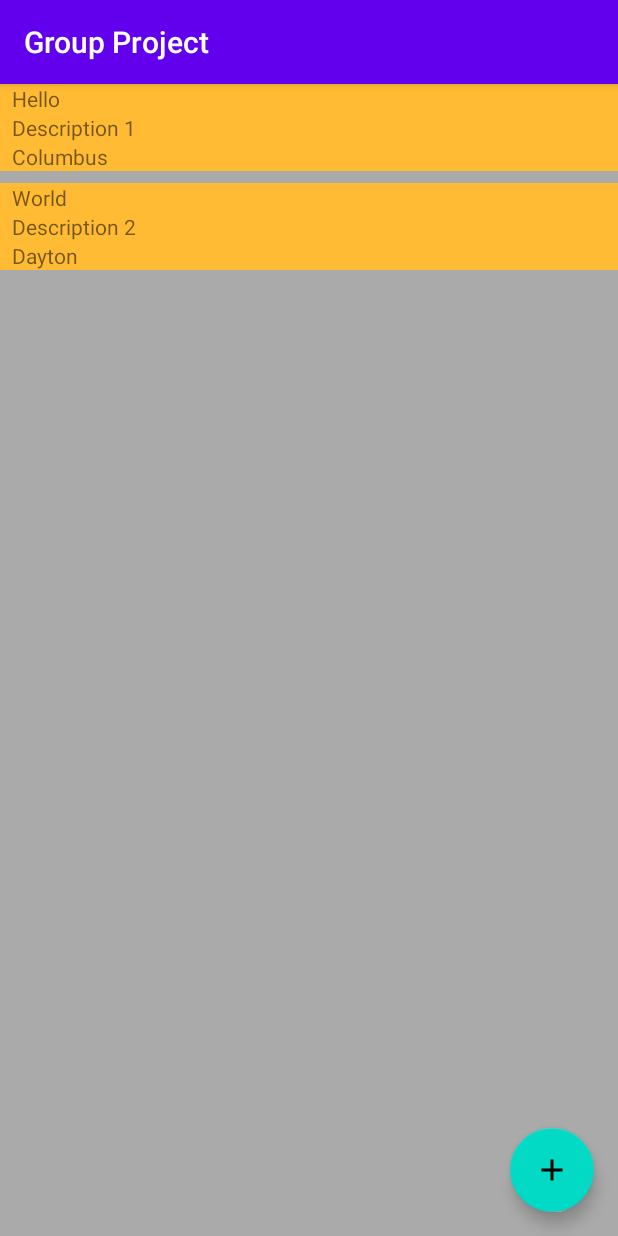
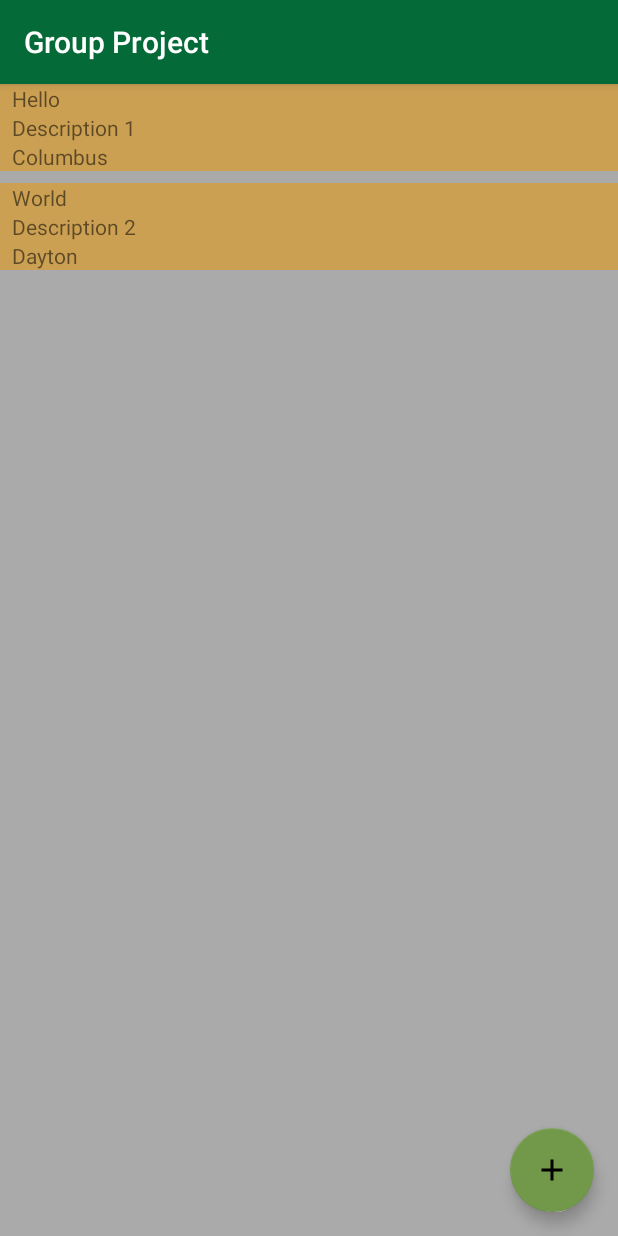
Before and after one commit to styborski1/GroupProject, an Android app: the screen it shows after launch (MainActivity), on a phone screen of 412 x 824 dp. Run offline under Robolectric (Android 15) with nearby library versions, the phone set to English and light mode, and no system bars; our stand-ins replace Room's generated code.

Commit message:
Color changes

```diff
--- a/app/src/main/AndroidManifest.xml
+++ b/app/src/main/AndroidManifest.xml
@@ -1,6 +1,7 @@
 <?xml version="1.0" encoding="utf-8"?>
 <manifest xmlns:android="http://schemas.android.com/apk/res/android"
-    package="com.example.groupproject">
+    package="com.example.groupproject"
+    android:allowBackup="false">
 
     <uses-feature android:name="android.hardware.camera" android:required="false" />
     <uses-permission android:name="android.permission.WRITE_EXTERNAL_STORAGE" />
@@ -17,7 +18,6 @@
         <activity android:name=".MainActivity">
             <intent-filter>
                 <action android:name="android.intent.action.MAIN" />
-
                 <category android:name="android.intent.category.LAUNCHER" />
             </intent-filter>
         </activity>
--- a/app/src/main/java/com/example/groupproject/NewReportActivity.java
+++ b/app/src/main/java/com/example/groupproject/NewReportActivity.java
@@ -42,7 +42,7 @@ public class NewReportActivity extends AppCompatActivity {
     private ImageView imageView;
     String currentPhotoPath;
 
-    private static String BaseUrl = "http://api.openweathermap.org/";
+    private static String BaseUrl = "https://api.openweathermap.org/";
     private static String AppId = "ae3d8d9e99bbdcf59e55d9e84781dc94";
     private static String lat = "39.76";
     private static String lon = "-84.19";
--- a/app/src/main/java/com/example/groupproject/ReportRoomDatabase.java
+++ b/app/src/main/java/com/example/groupproject/ReportRoomDatabase.java
@@ -7,12 +7,13 @@ import androidx.annotation.NonNull;
 import androidx.room.Database;
 import androidx.room.Room;
 import androidx.room.RoomDatabase;
+import androidx.room.migration.Migration;
 import androidx.sqlite.db.SupportSQLiteDatabase;
 
 import java.util.concurrent.ExecutorService;
 import java.util.concurrent.Executors;
 
-@Database(entities = {Report.class}, version = 1, exportSchema = false)
+@Database(entities = {Report.class}, version = 2, exportSchema = false)
 public abstract class ReportRoomDatabase extends RoomDatabase {
 
     public abstract ReportDao reportDao();
@@ -22,6 +23,13 @@ public abstract class ReportRoomDatabase extends RoomDatabase {
     static final ExecutorService databaseWriteExecutor =
             Executors.newFixedThreadPool(NUMBER_OF_THREADS);
 
+    static final Migration MIGRATION_1_2 = new Migration(1, 2) {
+        @Override
+        public void migrate(SupportSQLiteDatabase database) {
+        }
+    };
+
+
     static ReportRoomDatabase getDatabase(final Context context) {
         if (INSTANCE == null) {
             synchronized (ReportRoomDatabase.class) {
@@ -29,6 +37,7 @@ public abstract class ReportRoomDatabase extends RoomDatabase {
                     INSTANCE = Room.databaseBuilder(context.getApplicationContext(),
                             ReportRoomDatabase.class, "report_database")
                             .addCallback(sRoomDatabaseCallback)
+                            .fallbackToDestructiveMigration()
                             .build();
                 }
             }
--- a/app/src/main/res/layout/recyclerview_item.xml
+++ b/app/src/main/res/layout/recyclerview_item.xml
@@ -2,7 +2,7 @@
 <LinearLayout xmlns:android="http://schemas.android.com/apk/res/android"
     android:orientation="vertical" android:layout_width="match_parent"
     android:layout_height="wrap_content"
-    android:background="@android:color/holo_orange_light"
+    android:background="@color/gold"
     style="@style/report_title">
 
     <TextView
--- a/app/src/main/res/values/colors.xml
+++ b/app/src/main/res/values/colors.xml
@@ -1,7 +1,8 @@
 <?xml version="1.0" encoding="utf-8"?>
 <resources>
-    <color name="colorPrimary">#6200EE</color>
-    <color name="colorPrimaryDark">#3700B3</color>
-    <color name="colorAccent">#03DAC5</color>
-    <color name="buttonLabel">#d3d3d3</color>
+    <color name="colorPrimary">#046A38</color>
+    <color name="colorPrimaryDark">#00482B</color>
+    <color name="colorAccent">#719949</color>
+    <color name="buttonLabel">#CBA052</color>
+    <color name="gold">#CBA052</color>
 </resources>
--- a/app/src/main/res/values/styles.xml
+++ b/app/src/main/res/values/styles.xml
@@ -13,7 +13,7 @@
         <item name="android:layout_width">match_parent</item>
         <item name="android:layout_marginBottom">8dp</item>
         <item name="android:paddingLeft">8dp</item>
-        <item name="android:background">@android:color/holo_orange_light</item>
+        <item name="android:background">@color/gold</item>
         <item name="android:textAppearance">@android:style/TextAppearance.Large</item>
     </style>
 
```
Also changed, not shown: app/src/main/res/layout/activity_main.xml (+57 -7 lines).
